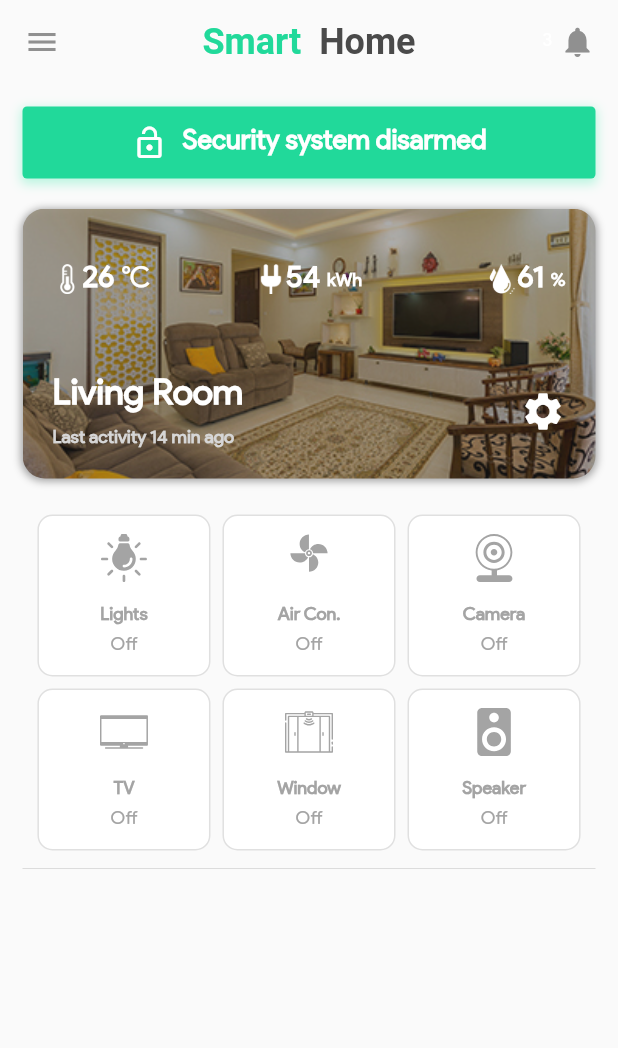
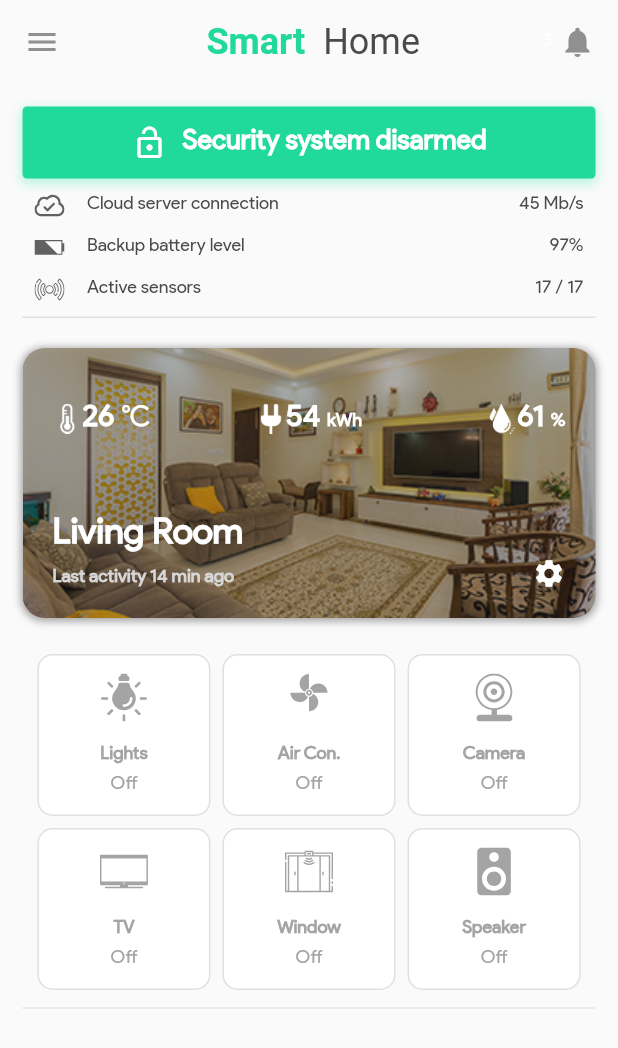
Before and after one commit to ashikdnd/flutter_iot_ui, a Flutter app: the screen it shows after launch, on a phone screen of 412 x 824 dp. Shown: the top 1048 px of the screen. Run offline on Flutter 3.47's test engine with Material 2 defaults, Android fonts, the phone set to English and light mode, and no system bars; our stand-ins replace flutter_svg.

Commit message:
Added sensor statuses

```diff
--- a/lib/smart_home.dart
+++ b/lib/smart_home.dart
@@ -37,7 +37,6 @@ class _SmartHomeState extends State<SmartHome>
 
     disableSecurity();
     _securityCountdown = kSecurityTimeout;
-
   }
 
   void triggerSecurityTimer() {
@@ -82,20 +81,21 @@ class _SmartHomeState extends State<SmartHome>
   }
 
   bool toggleAnimation(type) {
-    if(type == 'show') {
-      if(securityEnabled == true) {
+    if (type == 'show') {
+      if (securityEnabled == true) {
         print('Running first IF');
         disableSecurity();
         return false;
       }
-      if(controller.status == AnimationStatus.dismissed && securityEnabled == false) {
+      if (controller.status == AnimationStatus.dismissed &&
+          securityEnabled == false) {
         print('Security: $securityEnabled');
         controller.forward();
         triggerSecurityTimer();
       }
     }
 
-    if(controller.status == AnimationStatus.completed && type == 'hide') {
+    if (controller.status == AnimationStatus.completed && type == 'hide') {
       disableSecurity();
       _timer.cancel();
       _securityCountdown = kSecurityTimeout;
@@ -121,7 +121,8 @@ class _SmartHomeState extends State<SmartHome>
         backgroundColor: kBgColor,
         elevation: 0,
         leading: Icon(Icons.menu),
-        title: RichText(
+        title: Center(
+          child: RichText(
             text: TextSpan(
               children: <TextSpan>[
                 TextSpan(
@@ -130,8 +131,10 @@ class _SmartHomeState extends State<SmartHome>
                 ),
                 TextSpan(
                     text: "Home",
-                  style: kAppBarStyle.copyWith(color: kDarkTextColor))
+                    style: kAppBarStyle.copyWith(
+                        color: kDarkTextColor, fontWeight: FontWeight.normal))
               ],
+            ),
           ),
         ),
         actions: <Widget>[
@@ -156,6 +159,7 @@ class _SmartHomeState extends State<SmartHome>
             children: <Widget>[
               Column(
                 children: <Widget>[
+                  // Security
                   GestureDetector(
                     onTap: () {
                       toggleAnimation('show');
@@ -197,6 +201,80 @@ class _SmartHomeState extends State<SmartHome>
                           Text(
                             securityStatusText,
                             style: kNotificationBarTextStyle,
+                          ),
+                        ],
+                      ),
+                    ),
+                  ),
+                  // Devices status
+                  AnimatedContainer(
+                    decoration: BoxDecoration(
+                      border: Border(
+                        bottom: BorderSide(
+                          color: Colors.grey[300],
+                          width: 1.0,
+                          style: BorderStyle.solid
+                        )
+                      )
+                    ),
+                    duration: Duration(milliseconds: 800),
+                    curve: Curves.fastOutSlowIn,
+                    child: Padding(
+                      padding: EdgeInsets.all(8.0),
+                      child: Column(
+                        children: <Widget>[
+                          Row(
+                            crossAxisAlignment: CrossAxisAlignment.center,
+                            children: <Widget>[
+                              SvgPicture.asset(
+                                'images/cloud_connection.svg',
+                                height: 20.0,
+                                color: Colors.grey[700],
+                              ),
+                              SizedBox(
+                                width: 15.0,
+                              ),
+                              Expanded(
+                                child: Text("Cloud server connection"),
+                              ),
+                              Text("45 Mb/s")
+                            ],
+                          ),
+                          SizedBox(height: 8.0,),
+                          Row(
+                            crossAxisAlignment: CrossAxisAlignment.center,
+                            children: <Widget>[
+                              SvgPicture.asset(
+                                'images/battery_level.svg',
+                                height: 20.0,
+                                color: Colors.grey[700],
+                              ),
+                              SizedBox(
+                                width: 15.0,
+                              ),
+                              Expanded(
+                                child: Text("Backup battery level"),
+                              ),
+                              Text("97%")
+                            ],
+                          ),
+                          SizedBox(height: 8.0,),
+                          Row(
+                            crossAxisAlignment: CrossAxisAlignment.center,
+                            children: <Widget>[
+                              SvgPicture.asset(
+                                'images/sensor.svg',
+                                height: 20.0,
+                                color: Colors.grey[700],
+                              ),
+                              SizedBox(
+                                width: 15.0,
+                              ),
+                              Expanded(
+                                child: Text("Active sensors"),
+                              ),
+                              Text("17 / 17")
+                            ],
                           ),
                         ],
                       ),
@@ -346,6 +424,7 @@ class _SmartHomeState extends State<SmartHome>
                               height: 50.0,
                             ),
                             Row(
+                              crossAxisAlignment: CrossAxisAlignment.end,
                               children: <Widget>[
                                 Expanded(
                                   child: Column(
@@ -371,7 +450,7 @@ class _SmartHomeState extends State<SmartHome>
                                 Icon(
                                   Icons.settings,
                                   color: Colors.white,
-                                  size: 30.0,
+                                  size: 22.0,
                                 ),
                               ],
                             )
@@ -383,12 +462,43 @@ class _SmartHomeState extends State<SmartHome>
                         alignment: WrapAlignment.center,
                         direction: Axis.horizontal,
                         children: <Widget>[
-                          Device(icon: 'light-bulb.svg', label: 'Lights', color: Color(0xFFA4A4A4), statusText: 'Off', rotationValue: 2,),
-                          Device(icon: 'air-con.svg', label: 'Air Con.', color: Color(0xFFA4A4A4), statusText: 'Off',),
-                          Device(icon: 'webcam.svg', label: 'Camera', color: Color(0xFFA4A4A4), statusText: 'Off',),
-                          Device(icon: 'television.svg', label: 'TV', color: Color(0xFFA4A4A4), statusText: 'Off',),
-                          Device(icon: 'window.svg', label: 'Window', color: Color(0xFFA4A4A4), statusText: 'Off',),
-                          Device(icon: 'speaker.svg', label: 'Speaker', color: Color(0xFFA4A4A4), statusText: 'Off',),
+                          Device(
+                            icon: 'light-bulb.svg',
+                            label: 'Lights',
+                            color: Color(0xFFA4A4A4),
+                            statusText: 'Off',
+                            rotationValue: 2,
+                          ),
+                          Device(
+                            icon: 'air-con.svg',
+                            label: 'Air Con.',
+                            color: Color(0xFFA4A4A4),
+                            statusText: 'Off',
+                          ),
+                          Device(
+                            icon: 'webcam.svg',
+                            label: 'Camera',
+                            color: Color(0xFFA4A4A4),
+                            statusText: 'Off',
+                          ),
+                          Device(
+                            icon: 'television.svg',
+                            label: 'TV',
+                            color: Color(0xFFA4A4A4),
+                            statusText: 'Off',
+                          ),
+                          Device(
+                            icon: 'window.svg',
+                            label: 'Window',
+                            color: Color(0xFFA4A4A4),
+                            statusText: 'Off',
+                          ),
+                          Device(
+                            icon: 'speaker.svg',
+                            label: 'Speaker',
+                            color: Color(0xFFA4A4A4),
+                            statusText: 'Off',
+                          ),
                         ],
                       ),
                       Divider(),
--- a/pubspec.yaml
+++ b/pubspec.yaml
@@ -39,6 +39,7 @@ flutter:
   # The following line ensures that the Material Icons font is
   # included with your application, so that you can use the icons in
   # the material Icons class.
+
   uses-material-design: true
 
   # To add assets to your application, add an assets section, like this:
```
Also changed, not shown: images/battery_level.svg (added), images/cloud_connection.svg (added), images/sensor.svg (added), pubspec.lock, 5 other files. Lines whose indentation alone changed are shown as unchanged.
